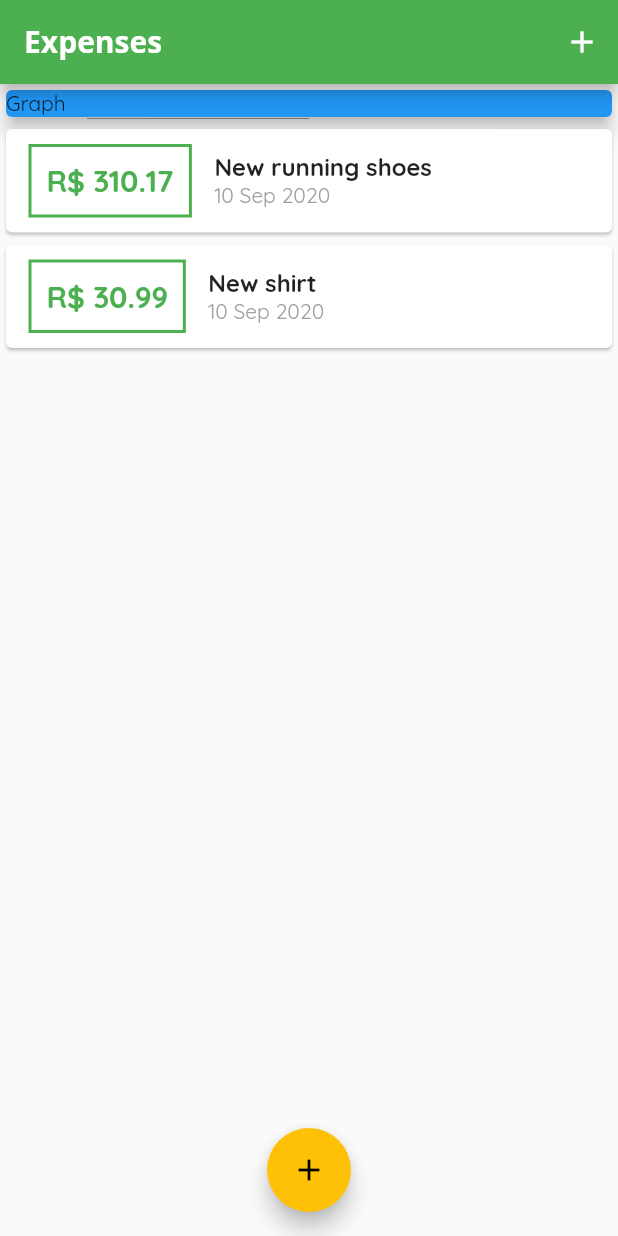
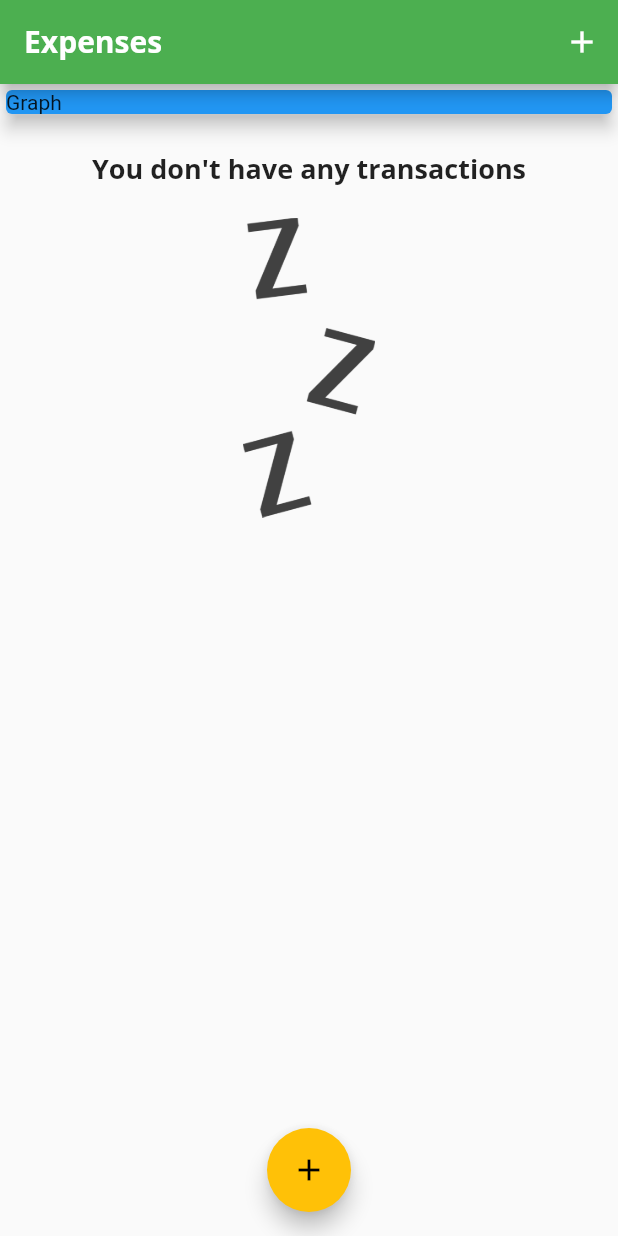
Before and after one commit to andre-pelisoli/expenses, a Flutter app: the screen it shows after launch, on a phone screen of 412 x 824 dp. Run offline on Flutter 3.47's test engine with Material 2 defaults, Android fonts, the phone set to English and light mode, and no system bars.

Commit message:
Added image to represent empty transactions state

```diff
--- a/lib/components/transaction_list.dart
+++ b/lib/components/transaction_list.dart
@@ -12,14 +12,37 @@ class TransactionList extends StatelessWidget {
   Widget build(Object context) {
     return Container(
         height: 300,
-        child: ListView.builder(
+        child: transactions.isEmpty
+            ? Column(
+                children: <Widget>[
+                  SizedBox(
+                    height: 20,
+                  ),
+                  Text(
+                    'You don\'t have any transactions',
+                    style: Theme.of(context).textTheme.headline6,
+                  ),
+                  SizedBox(
+                    height: 20,
+                  ),
+                  Container(
+                    height: 200,
+                    child: Image.asset(
+                      'assets/images/waiting.png',
+                      fit: BoxFit.cover,
+                    ),
+                  ),
+                ],
+              )
+            : ListView.builder(
                 itemCount: transactions.length,
                 itemBuilder: (ctx, index) {
                   final transaction = transactions[index];
                   return Card(
                       child: Row(children: <Widget>[
                     Container(
-                  margin: EdgeInsets.symmetric(horizontal: 15, vertical: 10),
+                      margin:
+                          EdgeInsets.symmetric(horizontal: 15, vertical: 10),
                       decoration: BoxDecoration(
                           border: Border.all(
                         color: Theme.of(context).primaryColor,
--- a/lib/main.dart
+++ b/lib/main.dart
@@ -18,12 +18,18 @@ class ExpensesApp extends StatelessWidget {
         primarySwatch: green,
         accentColor: Colors.amber,
         fontFamily: 'Quicksand',
+        textTheme: ThemeData.light().textTheme.copyWith(
+                headline6: TextStyle(
+              fontFamily: 'OpenSans',
+              fontSize: 18,
+              fontWeight: FontWeight.bold,
+            )),
         appBarTheme: AppBarTheme(
             textTheme: ThemeData.light().textTheme.copyWith(
                 headline6: TextStyle(
                     fontFamily: 'OpenSans',
                     fontSize: 20,
-                    fontWeight: FontWeight.w700))),
+                    fontWeight: FontWeight.bold))),
       ),
     );
   }
@@ -35,19 +41,19 @@ class MyHome extends StatefulWidget {
 }
 
 class _MyHomeState extends State<MyHome> {
-  final _transactions = [
-    Transaction(
-      id: 't1',
-      title: 'New running shoes',
-      value: 310.17,
-      date: DateTime.now(),
-    ),
-    Transaction(
-      id: 't2',
-      title: 'New shirt',
-      value: 30.99,
-      date: DateTime.now(),
-    ),
+  final List<Transaction> _transactions = [
+    // Transaction(
+    //   id: 't1',
+    //   title: 'New running shoes',
+    //   value: 310.17,
+    //   date: DateTime.now(),
+    // ),
+    // Transaction(
+    //   id: 't2',
+    //   title: 'New shirt',
+    //   value: 30.99,
+    //   date: DateTime.now(),
+    // ),
   ];
 
   _openTransactionFormModal(BuildContext context) {
--- a/pubspec.yaml
+++ b/pubspec.yaml
@@ -46,9 +46,8 @@ flutter:
   uses-material-design: true
 
   # To add assets to your application, add an assets section, like this:
-  # assets:
-  #   - images/a_dot_burr.jpeg
-  #   - images/a_dot_ham.jpeg
+  assets:
+    - assets/images/waiting.png
 
   # An image asset can refer to one or more resolution-specific "variants", see
   # https://flutter.dev/assets-and-images/#resolution-aware.
```
Also changed, not shown: assets/images/waiting.png (added). Lines whose indentation alone changed are shown as unchanged.
